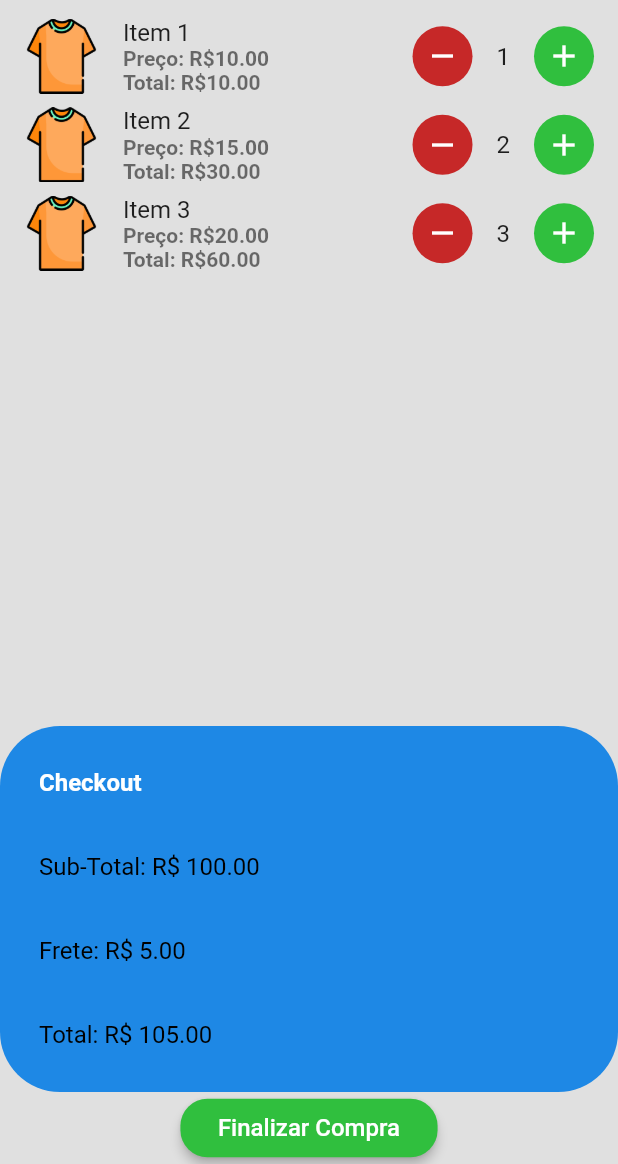
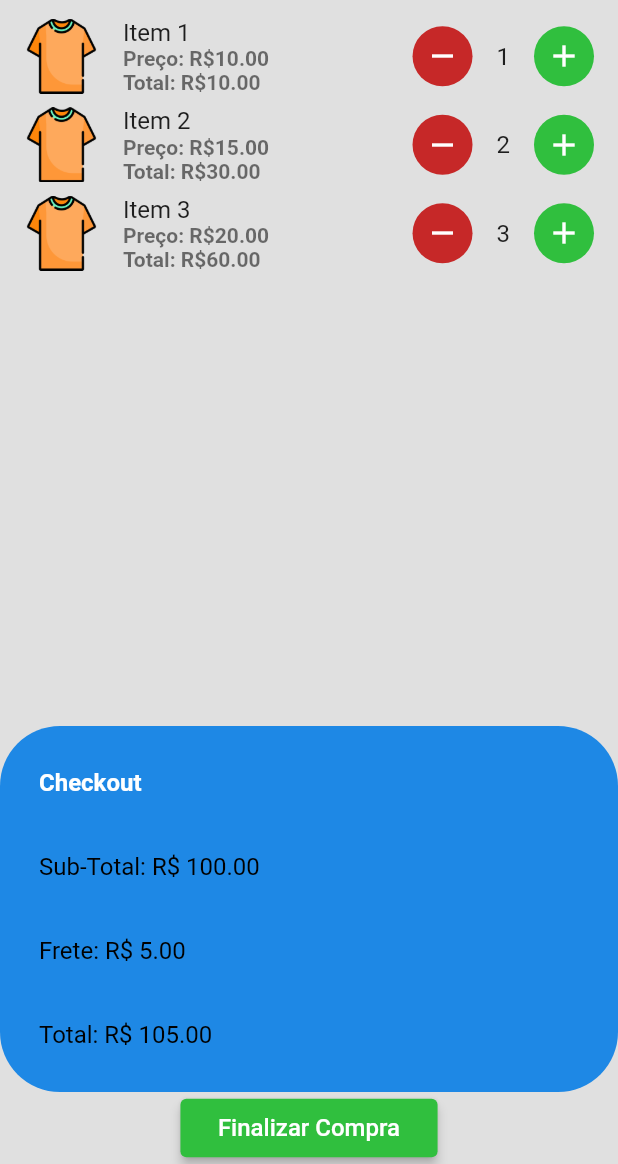
Before and after one commit to jackson-ribeiro/viva-store, a Flutter app: the CartPage screen opened directly, on a phone screen of 412 x 824 dp, the part 72-1236 px from its top. Run offline on Flutter 3.47's test engine with Material 2 defaults, Android fonts, the phone set to English and light mode, and no system bars; our stand-ins replace flutter_spinkit, google_fonts.

Commit message:
style: updates

```diff
--- a/lib/pages/cart_page.dart
+++ b/lib/pages/cart_page.dart
@@ -260,9 +260,9 @@ class _CartPageState extends State<CartPage> with TickerProviderStateMixin {
               foregroundColor: Colors.white,
               elevation: 3,
               padding: const EdgeInsets.symmetric(horizontal: 25, vertical: 10),
-              shape: RoundedRectangleBorder(
-                borderRadius: BorderRadius.circular(18),
-              ),
+              // shape: RoundedRectangleBorder(
+              //   borderRadius: BorderRadius.circular(10),
+              // ),
             ),
             child: AnimatedBuilder(
               animation: _buttonColorAnimation,
```
